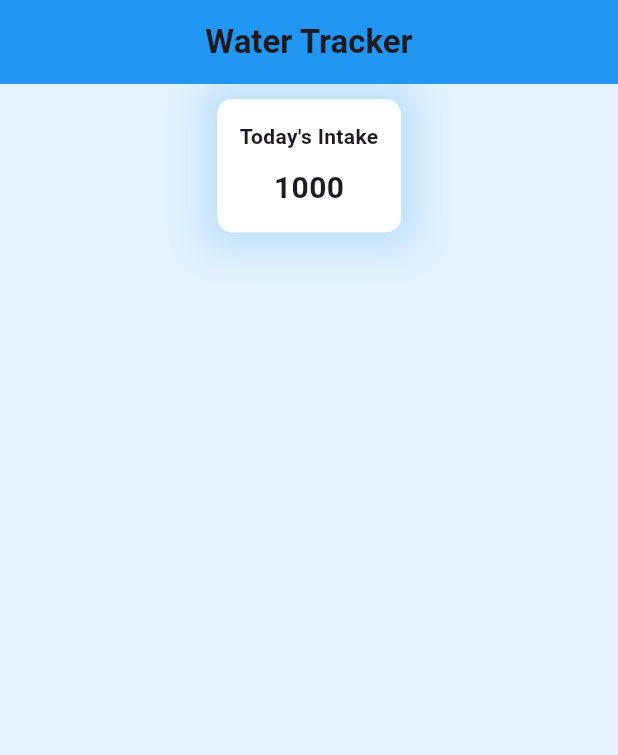
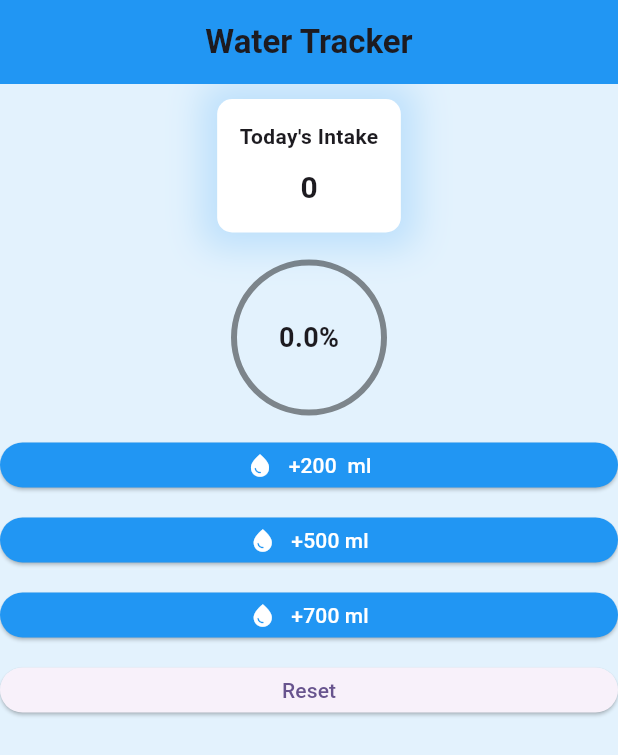
Before and after one commit to takiul-sumon/Water-Tracker, a Flutter app: the screen it shows after launch, on a phone screen of 412 x 824 dp. Shown: the top 755 px of the screen. Run offline on Flutter 3.47's test engine with Material 3 defaults, Android fonts, the phone set to English and light mode, and no system bars.

Commit message:
Watertracker App done

```diff
--- a/lib/Home_page.dart
+++ b/lib/Home_page.dart
@@ -1,4 +1,5 @@
 import 'package:flutter/material.dart';
+import 'package:water_tracker/model_button.dart';
 
 class Home_Page extends StatefulWidget {
   const Home_Page({super.key});
@@ -8,6 +9,24 @@ class Home_Page extends StatefulWidget {
 }
 
 class _Home_PageState extends State<Home_Page> {
+  int consumption = 0;
+  int _goal = 2000;
+  double percent = 0.0;
+
+  drinkingAmount(int amount) {
+    setState(() {
+      consumption = (consumption + amount).clamp(0, 2000);
+      print(consumption);
+       percent = consumption / _goal;
+    });
+  }
+
+  Reset() {
+    setState(() {
+      consumption = 0;
+    });
+  }
+
   @override
   Widget build(BuildContext context) {
     return Scaffold(
@@ -23,7 +42,7 @@ class _Home_PageState extends State<Home_Page> {
       body: Center(
         child: Column(
           children: [
-            SizedBox(
+            const SizedBox(
               height: 10,
             ),
             Container(
@@ -36,23 +55,83 @@ class _Home_PageState extends State<Home_Page> {
                         blurRadius: 20,
                         spreadRadius: 10)
                   ]),
-              child:const Padding(
+              child: Padding(
                 padding: EdgeInsets.all(15.0),
                 child: Column(
                   crossAxisAlignment: CrossAxisAlignment.center,
                   children: [
-                    Text('Today\'s Intake',style:
-                          TextStyle( fontWeight: FontWeight.w700),),
+                    const Text(
+                      'Today\'s Intake',
+                      style: TextStyle(fontWeight: FontWeight.w700),
+                    ),
                     SizedBox(
                       height: 10,
                     ),
                     Text(
-                      '1000',
+                      '${consumption}',
                       style:
                           TextStyle(fontSize: 20, fontWeight: FontWeight.bold),
                     )
                   ],
                 ),
+              ),
+            ),
+            const SizedBox(
+              height: 20,
+            ),
+            Stack(
+              alignment: Alignment.center,
+              children: [
+                Container(
+                  height: 100,
+                  width: 100,
+                  child:  CircularProgressIndicator(
+                    value: percent,
+                    color: Colors.blue,
+                    strokeWidth: 4,
+                    backgroundColor: Colors.black45,
+                  ),
+                ),
+                 Text(
+                  '${percent*100}%',
+                  style:const TextStyle(fontWeight: FontWeight.bold, fontSize: 18),
+                ),
+              ],
+            ),
+            const SizedBox(
+              height: 20,
+            ),
+            ModelButton(
+              text: '200 ',
+              onClick: () => drinkingAmount(200),
+              color: Colors.blue,
+            ),
+            const SizedBox(
+              height: 20,
+            ),
+            ModelButton(
+              text: '500',
+              onClick: () => drinkingAmount(500),
+              color: Colors.blue,
+            ),
+            const SizedBox(
+              height: 20,
+            ),
+            ModelButton(
+              text: '700',
+              onClick: () => drinkingAmount(700),
+              color: Colors.blue,
+            ),
+            const SizedBox(
+              height: 20,
+            ),
+            SizedBox(
+              height: 30,
+              width: double.infinity,
+              child: ElevatedButton(
+                onPressed: () => Reset(),
+                child: Text('Reset'),
+                style: ElevatedButton.styleFrom(),
               ),
             )
           ],
--- /dev/null
+++ b/lib/model_button.dart
@@ -0,0 +1,40 @@
+import 'package:flutter/material.dart';
+
+class ModelButton extends StatelessWidget {
+  final String text;
+  final VoidCallback onClick;
+  final Color? color;
+  final Icon? icon;
+
+  const ModelButton(
+      {super.key,
+      required this.text,
+      required this.onClick,
+      this.color,
+      this.icon});
+
+  @override
+  Widget build(BuildContext context) {
+    return SizedBox(
+      width: double.infinity,
+      height: 30,
+      child: ElevatedButton(
+          onPressed: onClick,
+          style:
+              ElevatedButton.styleFrom(backgroundColor: color ?? Colors.white),
+          child:  Row(
+            mainAxisAlignment: MainAxisAlignment.center,
+            children: [
+              Icon(Icons.water_drop,color: Colors.white,),
+              SizedBox(
+                width: 10,
+              ),
+              Text(
+                '+${text} ml',
+                style: TextStyle(color: Colors.white),
+              )
+            ],
+          )),
+    );
+  }
+}
```
